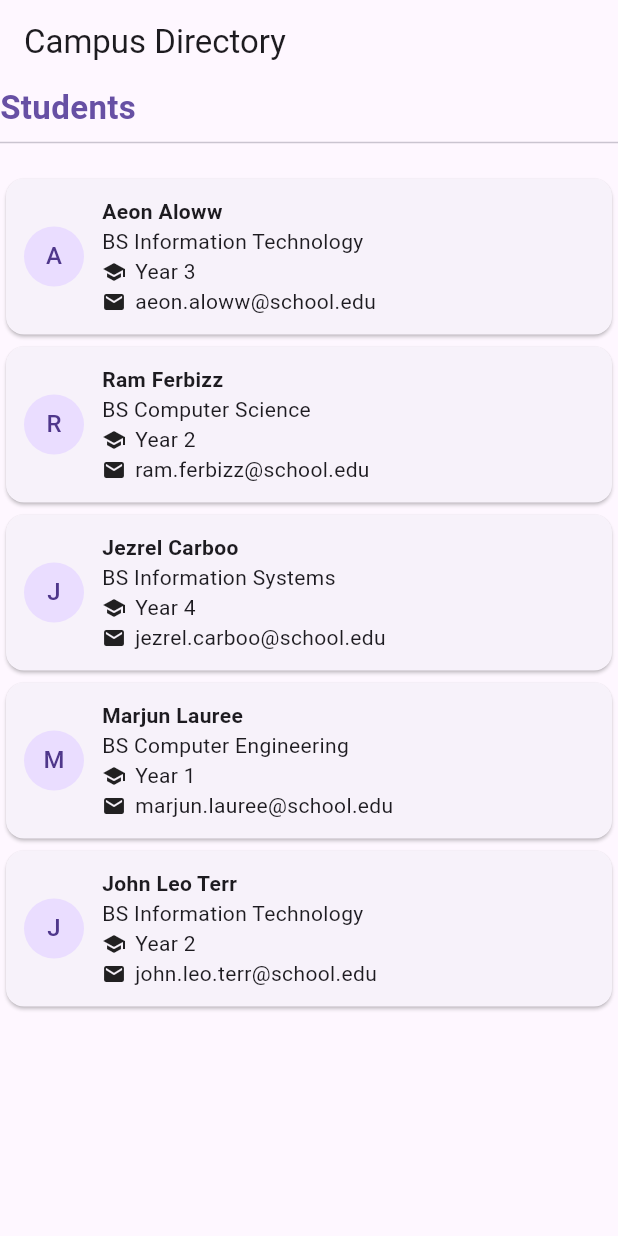
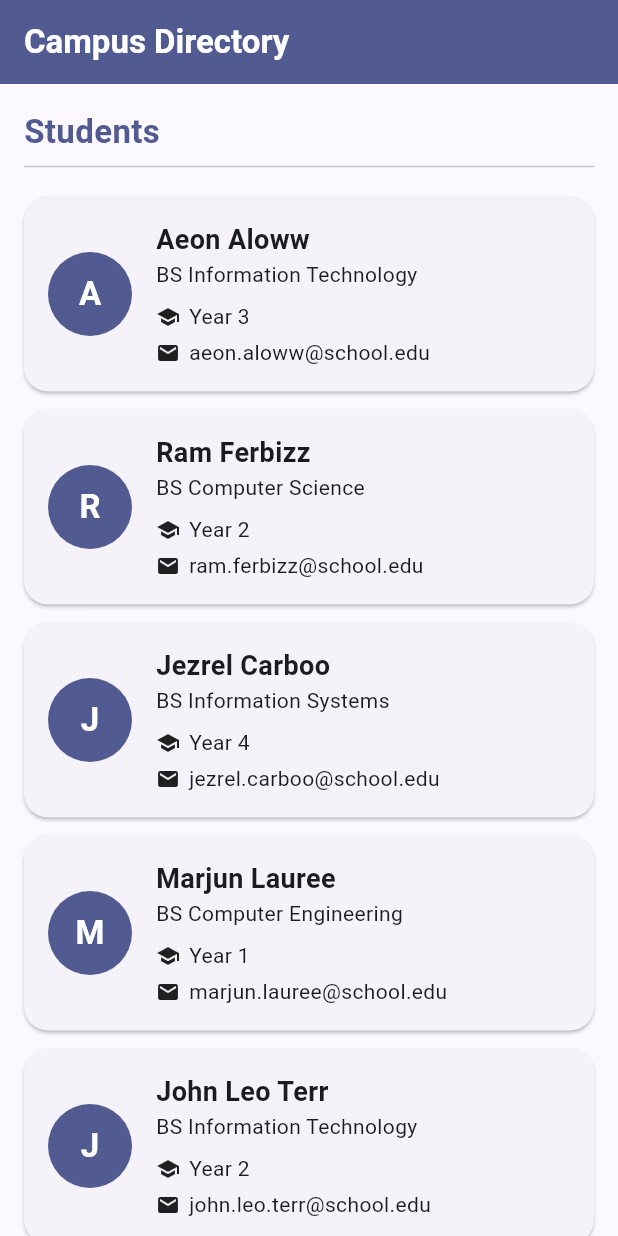
Before and after one commit to caelqq/stateless-lab-alos, a Flutter app: the screen it shows after launch, on a phone screen of 412 x 824 dp. Run offline on Flutter 3.47's test engine with Material 3 defaults, Android fonts, the phone set to English and light mode, and no system bars.

Commit message:
Add theme and style customizations

```diff
--- a/lib/main.dart
+++ b/lib/main.dart
@@ -51,13 +51,20 @@ const List<Student> students = [
   ),
 ];
 
-// Stateless because it only holds app-wide settings that never change while running.
+// Stateless because it only holds app-wide settings (theme, home) that never change while running.
 class DirectoryApp extends StatelessWidget {
   const DirectoryApp({super.key});
 
   @override
   Widget build(BuildContext context) {
-    return const MaterialApp(home: DirectoryScreen());
+    return MaterialApp(
+      title: 'Campus Directory',
+      theme: ThemeData(
+        colorSchemeSeed: Colors.indigo, // Customization 1: theme seed color
+        useMaterial3: true,
+      ),
+      home: const DirectoryScreen(),
+    );
   }
 }
 
@@ -67,9 +74,19 @@ class DirectoryScreen extends StatelessWidget {
 
   @override
   Widget build(BuildContext context) {
+    final colors = Theme.of(context).colorScheme;
+
     return Scaffold(
-      appBar: AppBar(title: const Text('Campus Directory')),
+      appBar: AppBar(
+        title: const Text(
+          'Campus Directory',
+          style: TextStyle(fontWeight: FontWeight.bold),
+        ),
+        backgroundColor: colors.primary, // Customization 2: colored AppBar
+        foregroundColor: colors.onPrimary,
+      ),
       body: ListView(
+        padding: const EdgeInsets.all(16), // Customization 3: list padding
         children: [
           const SectionHeader(title: 'Students'),
           for (final student in students) StudentCard(student: student),
@@ -134,26 +151,51 @@ class StudentCard extends StatelessWidget {
 
   @override
   Widget build(BuildContext context) {
+    final colors = Theme.of(context).colorScheme;
+
     return Card(
+      margin: const EdgeInsets.only(bottom: 12),
+      shape: RoundedRectangleBorder(
+        borderRadius: BorderRadius.circular(
+          16,
+        ), // Customization 4: rounded Card corners
+      ),
       child: Padding(
-        padding: const EdgeInsets.all(12),
+        padding: const EdgeInsets.all(16),
         child: Row(
           children: [
-            CircleAvatar(child: Text(student.name[0])),
-            const SizedBox(width: 12),
+            CircleAvatar(
+              radius: 28,
+              backgroundColor: colors.primary, // Customization 5: avatar color
+              foregroundColor: colors.onPrimary,
+              child: Text(
+                student.name[0],
+                style: const TextStyle(
+                  fontSize: 22,
+                  fontWeight: FontWeight.bold,
+                ),
+              ),
+            ),
+            const SizedBox(width: 16),
             Expanded(
               child: Column(
                 crossAxisAlignment: CrossAxisAlignment.start,
                 children: [
                   Text(
                     student.name,
-                    style: const TextStyle(fontWeight: FontWeight.bold),
+                    style: const TextStyle(
+                      fontSize: 18,
+                      fontWeight: FontWeight
+                          .bold, // Customization 6: TextStyle for the name
+                    ),
                   ),
                   Text(student.course),
+                  const SizedBox(height: 8),
                   InfoRow(
                     icon: Icons.school,
                     text: 'Year ${student.yearLevel}',
                   ),
+                  const SizedBox(height: 4),
                   InfoRow(icon: Icons.email, text: student.email),
                 ],
               ),
```
